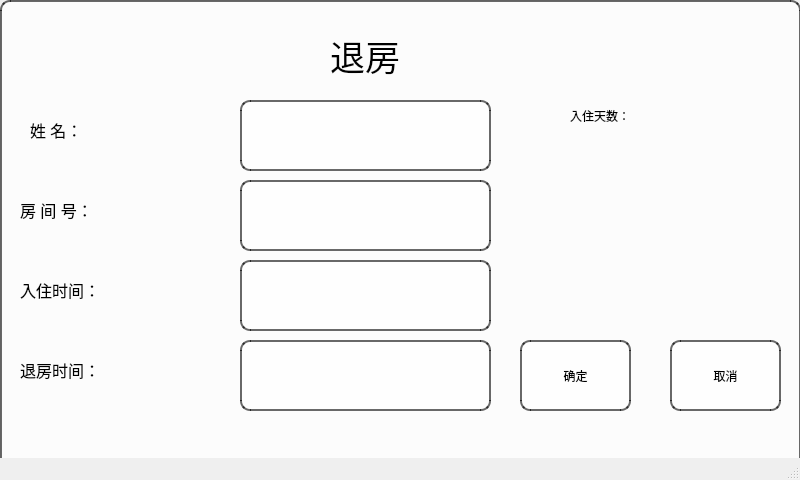
Qt form check_out.ui (PengXinYu200133/QT-) before a commit.
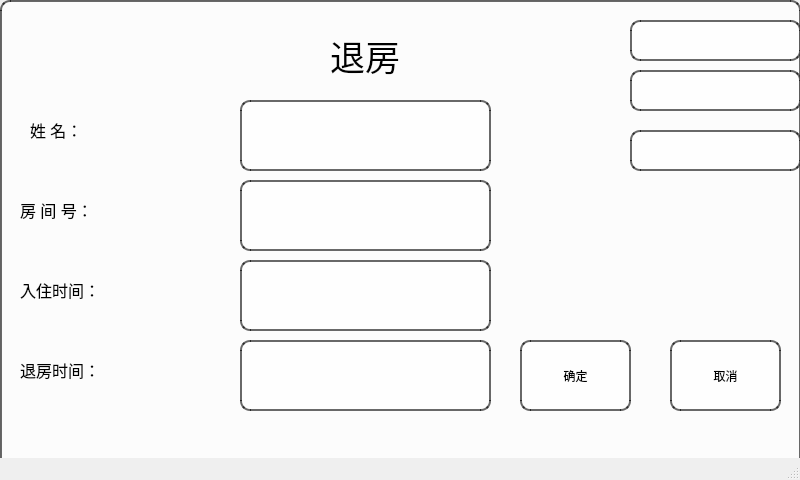
The same form after that commit.

The edit to the form file:
```diff
--- a/check_out.ui
+++ b/check_out.ui
@@ -165,19 +165,6 @@
     border-radius: 10px; /* 圆角边框 */</string>
     </property>
    </widget>
-   <widget class="QLabel" name="price">
-    <property name="geometry">
-     <rect>
-      <x>570</x>
-      <y>70</y>
-      <width>171</width>
-      <height>91</height>
-     </rect>
-    </property>
-    <property name="text">
-     <string>入住天数：</string>
-    </property>
-   </widget>
    <widget class="QPushButton" name="pushButton">
     <property name="geometry">
      <rect>
@@ -234,6 +221,45 @@
     <property name="frameShadow">
      <enum>QFrame::Raised</enum>
     </property>
+    <widget class="QLabel" name="daysStayed">
+     <property name="geometry">
+      <rect>
+       <x>630</x>
+       <y>20</y>
+       <width>171</width>
+       <height>41</height>
+      </rect>
+     </property>
+     <property name="text">
+      <string/>
+     </property>
+    </widget>
+    <widget class="QLabel" name="roomtype">
+     <property name="geometry">
+      <rect>
+       <x>630</x>
+       <y>70</y>
+       <width>171</width>
+       <height>41</height>
+      </rect>
+     </property>
+     <property name="text">
+      <string/>
+     </property>
+    </widget>
+    <widget class="QLabel" name="totalPrice">
+     <property name="geometry">
+      <rect>
+       <x>630</x>
+       <y>130</y>
+       <width>171</width>
+       <height>41</height>
+      </rect>
+     </property>
+     <property name="text">
+      <string/>
+     </property>
+    </widget>
    </widget>
    <zorder>frame</zorder>
    <zorder>label</zorder>
```
Left out of the diff: 1 changed line with no effect on the pictures.
